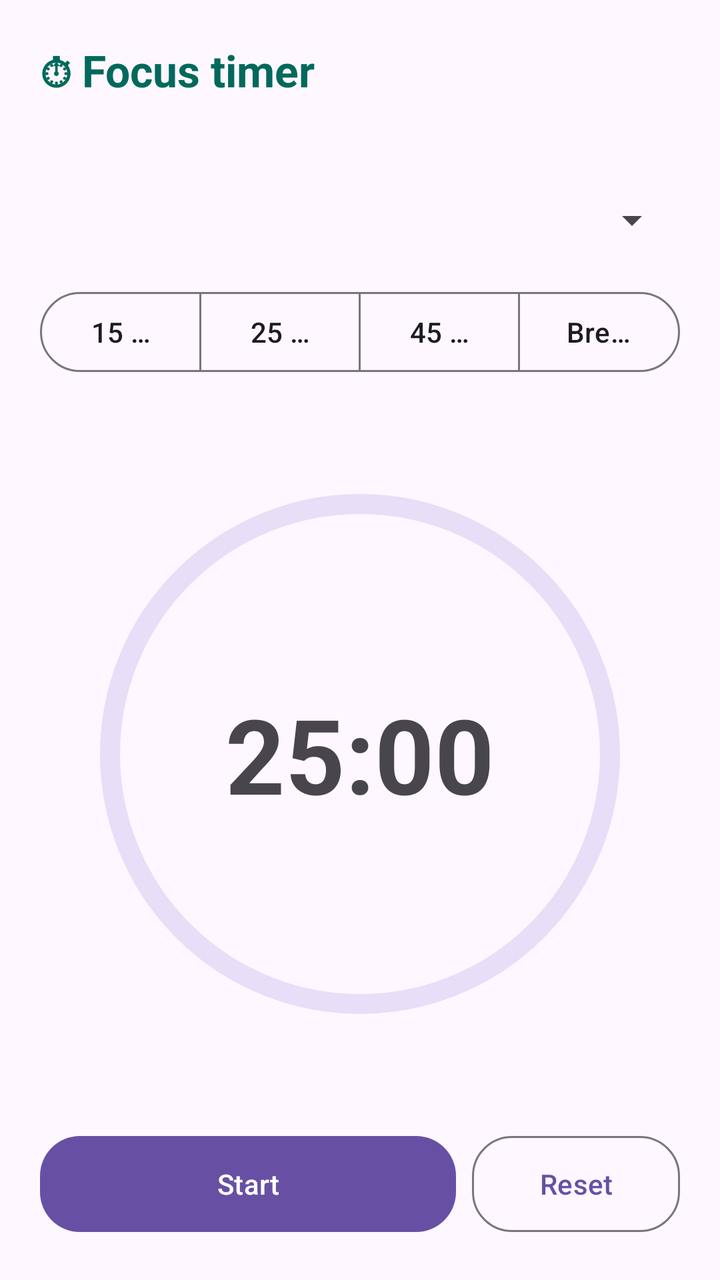
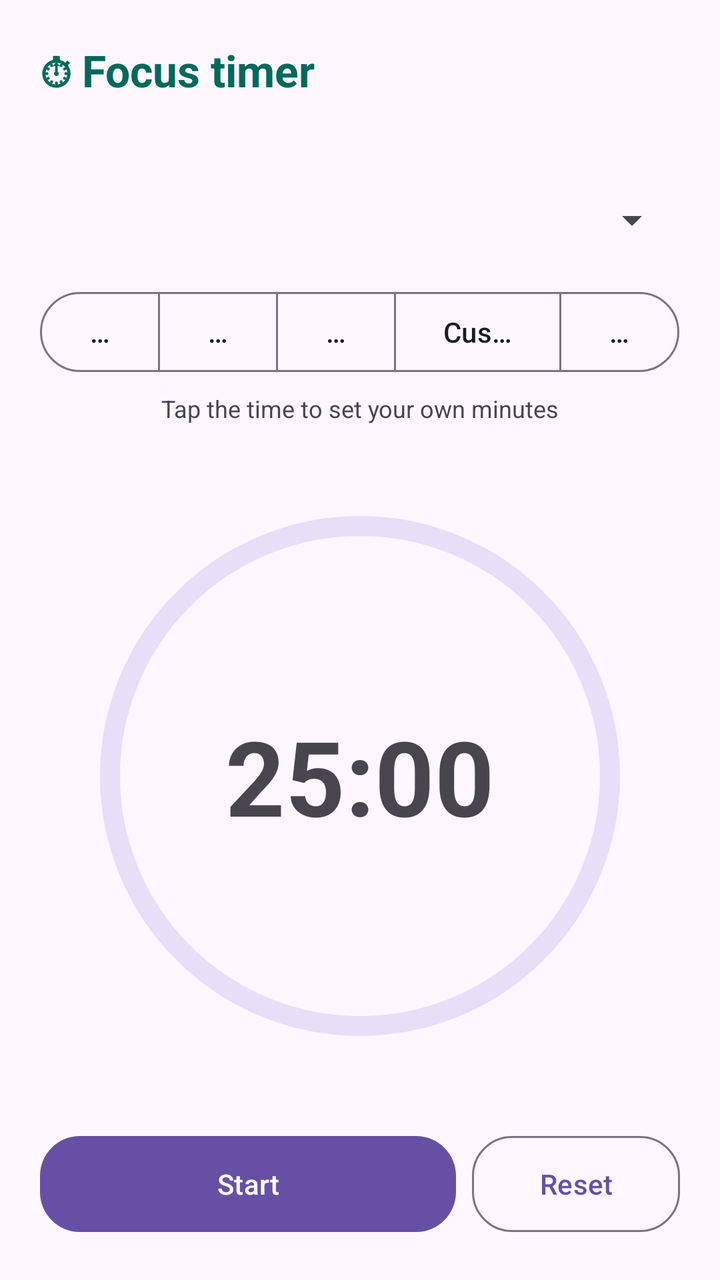

An Android layout rendered at two revisions. The XML below is the earlier revision; the diff shows what the commit changed to produce the second picture.
<!-- AndroidManifest.xml: application theme Theme.CampusCompanion -->
<!-- res/layout/activity_focus.xml -->
<?xml version="1.0" encoding="utf-8"?>
<LinearLayout xmlns:android="http://schemas.android.com/apk/res/android"
    xmlns:app="http://schemas.android.com/apk/res-auto"
    android:layout_width="match_parent"
    android:layout_height="match_parent"
    android:orientation="vertical"
    android:padding="20dp">

    <TextView
        android:layout_width="match_parent"
        android:layout_height="wrap_content"
        android:text="&#9201; Focus timer"
        android:textColor="@color/study_teal_text"
        android:textSize="22sp"
        android:textStyle="bold" />

    <TextView
        android:id="@+id/tvFocusStats"
        android:layout_width="match_parent"
        android:layout_height="wrap_content"
        android:layout_marginTop="2dp"
        android:textColor="?attr/colorOnSurfaceVariant"
        android:textSize="13sp" />

    <Spinner
        android:id="@+id/spFocusCourse"
        android:layout_width="match_parent"
        android:layout_height="48dp"
        android:layout_marginTop="16dp" />

    <com.google.android.material.button.MaterialButtonToggleGroup
        android:id="@+id/toggleLength"
        android:layout_width="match_parent"
        android:layout_height="wrap_content"
        android:layout_marginTop="8dp"
        app:selectionRequired="true"
        app:singleSelection="true">

        <com.google.android.material.button.MaterialButton
            android:id="@+id/btnLen15"
            style="?attr/materialButtonOutlinedStyle"
            android:layout_width="0dp"
            android:layout_height="wrap_content"
            android:layout_weight="1"
            android:text="15 min" />

        <com.google.android.material.button.MaterialButton
            android:id="@+id/btnLen25"
            style="?attr/materialButtonOutlinedStyle"
            android:layout_width="0dp"
            android:layout_height="wrap_content"
            android:layout_weight="1"
            android:text="25 min" />

        <com.google.android.material.button.MaterialButton
            android:id="@+id/btnLen45"
            style="?attr/materialButtonOutlinedStyle"
            android:layout_width="0dp"
            android:layout_height="wrap_content"
            android:layout_weight="1"
            android:text="45 min" />

        <com.google.android.material.button.MaterialButton
            android:id="@+id/btnLenBreak"
            style="?attr/materialButtonOutlinedStyle"
            android:layout_width="0dp"
            android:layout_height="wrap_content"
            android:layout_weight="1"
            android:text="Break 5" />
    </com.google.android.material.button.MaterialButtonToggleGroup>

    <FrameLayout
        android:layout_width="match_parent"
        android:layout_height="0dp"
        android:layout_weight="1">

        <com.google.android.material.progressindicator.CircularProgressIndicator
            android:id="@+id/focusRing"
            android:layout_width="260dp"
            android:layout_height="260dp"
            android:layout_gravity="center"
            android:max="1000"
            android:progress="1000"
            app:indicatorSize="260dp"
            app:trackThickness="10dp" />

        <TextView
            android:id="@+id/tvTimer"
            android:layout_width="wrap_content"
            android:layout_height="wrap_content"
            android:layout_gravity="center"
            android:text="25:00"
            android:textSize="52sp"
            android:textStyle="bold" />
    </FrameLayout>

    <LinearLayout
        android:layout_width="match_parent"
        android:layout_height="wrap_content"
        android:orientation="horizontal">

        <com.google.android.material.button.MaterialButton
            android:id="@+id/btnFocusStart"
            android:layout_width="0dp"
            android:layout_height="56dp"
            android:layout_marginEnd="8dp"
            android:layout_weight="2"
            android:text="Start"
            app:cornerRadius="20dp" />

        <com.google.android.material.button.MaterialButton
            android:id="@+id/btnFocusReset"
            style="@style/Widget.Material3.Button.OutlinedButton"
            android:layout_width="0dp"
            android:layout_height="56dp"
            android:layout_weight="1"
            android:text="Reset"
            app:cornerRadius="20dp" />
    </LinearLayout>
</LinearLayout>
<!-- resources referenced by this layout -->
<resources>
  <color name="study_teal_text">#00695C</color>
  <style name="Theme.CampusCompanion" parent="Base.Theme.CampusCompanion" />
  <style name="Base.Theme.CampusCompanion" parent="Theme.Material3.DayNight.NoActionBar">
          
      </style>
</resources>

<!-- the commit's change to res/layout/activity_focus.xml (unified diff, before → after) -->
@@ -42,7 +42,7 @@
             android:layout_width="0dp"
             android:layout_height="wrap_content"
             android:layout_weight="1"
-            android:text="15 min" />
+            android:text="15" />
 
         <com.google.android.material.button.MaterialButton
             android:id="@+id/btnLen25"
@@ -50,7 +50,7 @@
             android:layout_width="0dp"
             android:layout_height="wrap_content"
             android:layout_weight="1"
-            android:text="25 min" />
+            android:text="25" />
 
         <com.google.android.material.button.MaterialButton
             android:id="@+id/btnLen45"
@@ -58,7 +58,15 @@
             android:layout_width="0dp"
             android:layout_height="wrap_content"
             android:layout_weight="1"
-            android:text="45 min" />
+            android:text="45" />
+
+        <com.google.android.material.button.MaterialButton
+            android:id="@+id/btnLenCustom"
+            style="?attr/materialButtonOutlinedStyle"
+            android:layout_width="0dp"
+            android:layout_height="wrap_content"
+            android:layout_weight="1.4"
+            android:text="Custom" />
 
         <com.google.android.material.button.MaterialButton
             android:id="@+id/btnLenBreak"
@@ -66,8 +74,17 @@
             android:layout_width="0dp"
             android:layout_height="wrap_content"
             android:layout_weight="1"
-            android:text="Break 5" />
+            android:text="Break" />
     </com.google.android.material.button.MaterialButtonToggleGroup>
+
+    <TextView
+        android:layout_width="match_parent"
+        android:layout_height="wrap_content"
+        android:layout_marginTop="6dp"
+        android:gravity="center"
+        android:text="Tap the time to set your own minutes"
+        android:textColor="?attr/colorOnSurfaceVariant"
+        android:textSize="12sp" />
 
     <FrameLayout
         android:layout_width="match_parent"
@@ -89,6 +106,8 @@
             android:layout_width="wrap_content"
             android:layout_height="wrap_content"
             android:layout_gravity="center"
+            android:background="?attr/selectableItemBackgroundBorderless"
+            android:contentDescription="Timer. Tap to set the minutes"
             android:text="25:00"
             android:textSize="52sp"
             android:textStyle="bold" />
